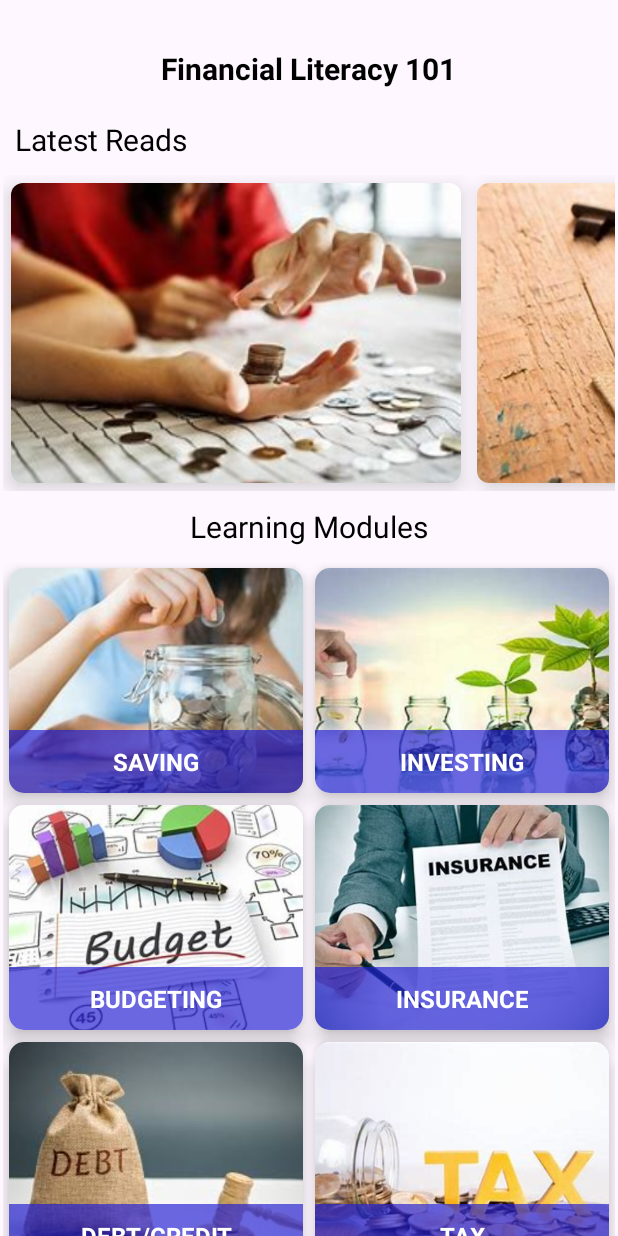
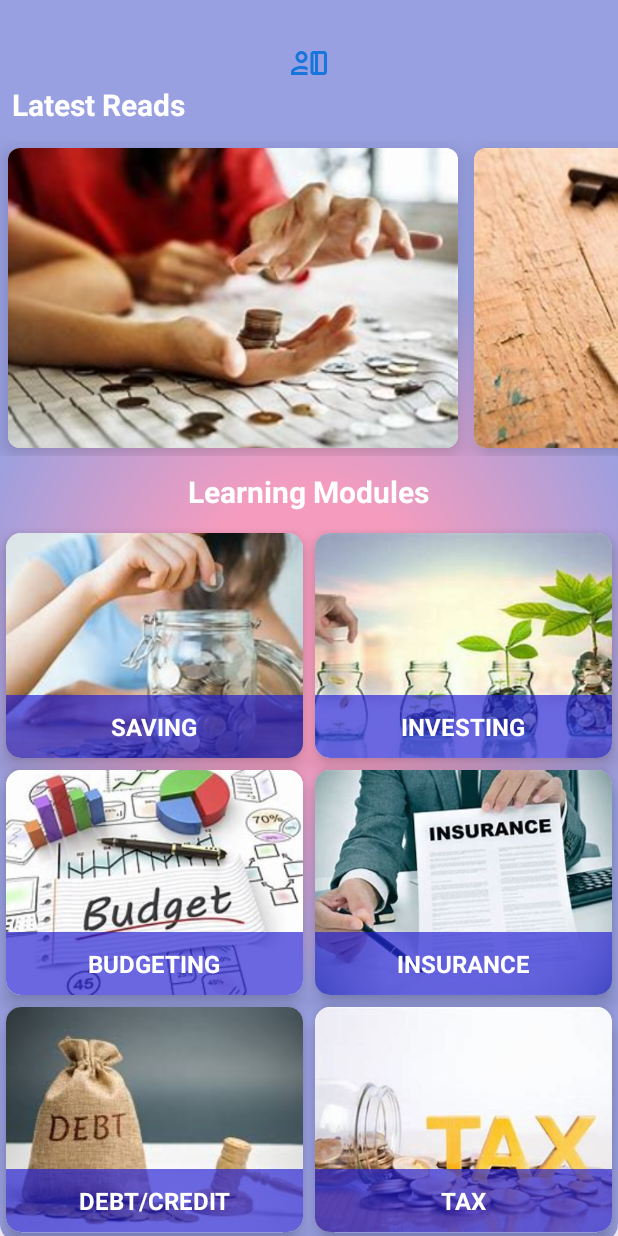
Before and after one commit to samueljuma/Financial-Literacy-101, an Android app: the screen it shows after launch (MainActivity), on a phone screen of 412 x 824 dp. Run offline under Robolectric (Android 15) with nearby library versions, the phone set to English and light mode, and no system bars; our stand-ins replace data binding.

Commit message:
ui polish

```diff
--- /dev/null
+++ b/app/src/main/res/drawable/logo.xml
@@ -0,0 +1 @@
+<!-- drawable/account_credit_card_outline.xml --><vector xmlns:android="http://schemas.android.com/apk/res/android" android:height="24dp" android:width="24dp" android:viewportWidth="24" android:viewportHeight="24"><path android:fillColor="#1776DB" android:pathData="M7 4C4.8 4 3 5.8 3 8S4.8 12 7 12 11 10.2 11 8 9.2 4 7 4M7 10C5.9 10 5 9.1 5 8S5.9 6 7 6 9 6.9 9 8 8.1 10 7 10M7 14C3.1 14 0 15.8 0 18V20H11V18H2C2 17.4 3.8 16 7 16C8.8 16 10.2 16.5 11 17V14.8C9.9 14.3 8.5 14 7 14M22 4H15C13.9 4 13 4.9 13 6V18C13 19.1 13.9 20 15 20H22C23.1 20 24 19.1 24 18V6C24 4.9 23.1 4 22 4M16 18H15V6H16V18M22 18H18V6H22V18Z" /></vector>
--- a/app/src/main/res/layout/fragment_home.xml
+++ b/app/src/main/res/layout/fragment_home.xml
@@ -7,21 +7,20 @@
         android:layout_width="match_parent"
         android:layout_height="wrap_content">
         <LinearLayout
+            android:background="@drawable/saving_module_screen"
             android:layout_width="match_parent"
-            android:layout_height="match_parent"
+            android:layout_height="wrap_content"
             android:orientation="vertical"
-            android:layout_margin="2dp"
+            android:padding="2dp"
             tools:context=".ui.main.MainActivity">
 
-            <TextView
+            <ImageView
                 android:id="@+id/textView"
-                android:textColor="@color/black"
                 android:textSize="20sp"
-                android:textStyle="bold"
                 android:layout_width="wrap_content"
                 android:layout_height="wrap_content"
                 android:layout_marginTop="30dp"
-                android:text="@string/appName"
+                android:src="@drawable/logo"
                 android:layout_gravity="center"
                 />
 
@@ -30,8 +29,9 @@
                 android:layout_width="wrap_content"
                 android:textSize="20sp"
                 android:layout_marginStart="8dp"
-                android:textColor="@color/black"
-                android:layout_marginTop="20dp"
+                android:textColor="@color/white"
+                android:layout_marginTop="2dp"
+                android:textStyle="bold"
                 android:layout_height="wrap_content"
                 android:text="@string/latest_reads" />
 
@@ -48,8 +48,9 @@
                 android:id="@+id/textview3"
                 android:layout_width="wrap_content"
                 android:textSize="20sp"
+                android:textStyle="bold"
                 android:layout_gravity="center"
-                android:textColor="@color/black"
+                android:textColor="@color/white"
                 android:layout_marginTop="10dp"
                 android:layout_height="wrap_content"
                 android:text="Learning Modules" />
--- a/app/src/main/res/layout/fragment_saving.xml
+++ b/app/src/main/res/layout/fragment_saving.xml
@@ -87,7 +87,7 @@
                     android:layout_width="wrap_content"
                     android:layout_height="4dp"
                     android:layout_gravity="center"
-                    android:layout_marginBottom="80dp"
+                    android:layout_marginBottom="10dp"
                     app:tabBackground="@drawable/tab_selector"
                     app:tabGravity="center" />
             </LinearLayout>
--- a/app/src/main/res/values/themes.xml
+++ b/app/src/main/res/values/themes.xml
@@ -6,10 +6,28 @@
         <item name="android:windowTranslucentStatus">true</item>
         <!--        <item name="android:windowTranslucentNavigation">true</item>-->
         <item name="android:fitsSystemWindows">true</item>
+        //status bar text colors
+        <item name="android:windowLightStatusBar">false</item>
 
         <item name="android:navigationBarColor" tools:ignore="NewApi">@color/white</item>
         <!--changes status bar text color when background is white-->
-        <item name="android:windowLightStatusBar" tools:ignore="NewApi">true</item>
+        <!--changes navigation bar text color when background is white-->
+        <item name="android:windowLightNavigationBar" tools:ignore="NewApi">true</item>
+
+        <!-- Customize your light theme here. -->
+        <!-- <item name="colorPrimary">@color/my_light_primary</item> -->
+    </style>
+    <style name="Theme.LightStatusBar" parent="Theme.Material3.DayNight.NoActionBar">
+        <item name="windowActionBar">false</item>
+        <item name="windowNoTitle">true</item>
+        <item name="android:windowTranslucentStatus">true</item>
+        <!--        <item name="android:windowTranslucentNavigation">true</item>-->
+        <item name="android:fitsSystemWindows">true</item>
+        //status bar text colors
+        <item name="android:windowLightStatusBar">true</item>
+
+        <item name="android:navigationBarColor" tools:ignore="NewApi">@color/white</item>
+        <!--changes status bar text color when background is white-->
         <!--changes navigation bar text color when background is white-->
         <item name="android:windowLightNavigationBar" tools:ignore="NewApi">true</item>
 
```
